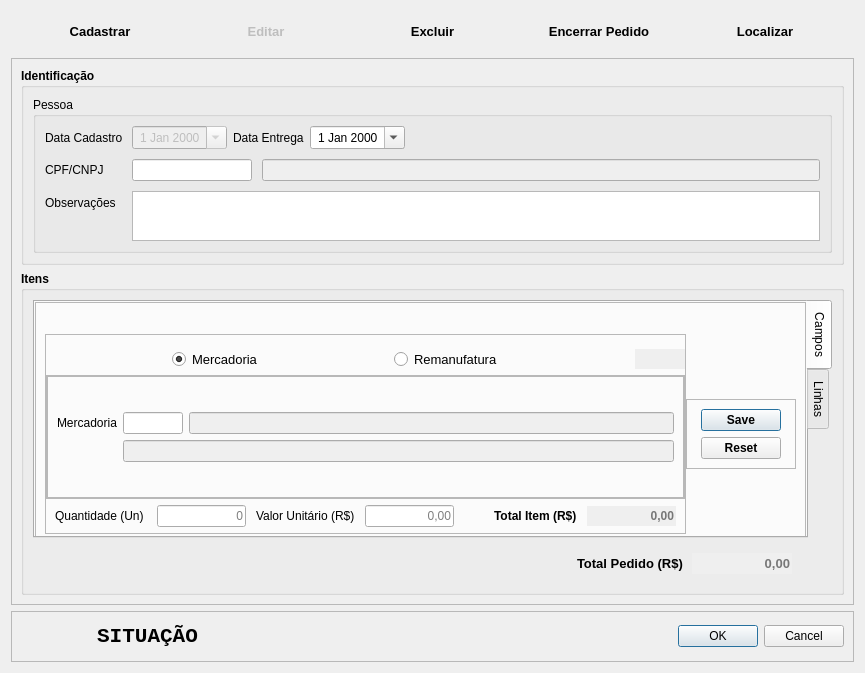
Before: the Qt Designer form Resources/UI/CadastroPedido.ui in Klubas/Projeto-SOAD, drawn with Qt 5.
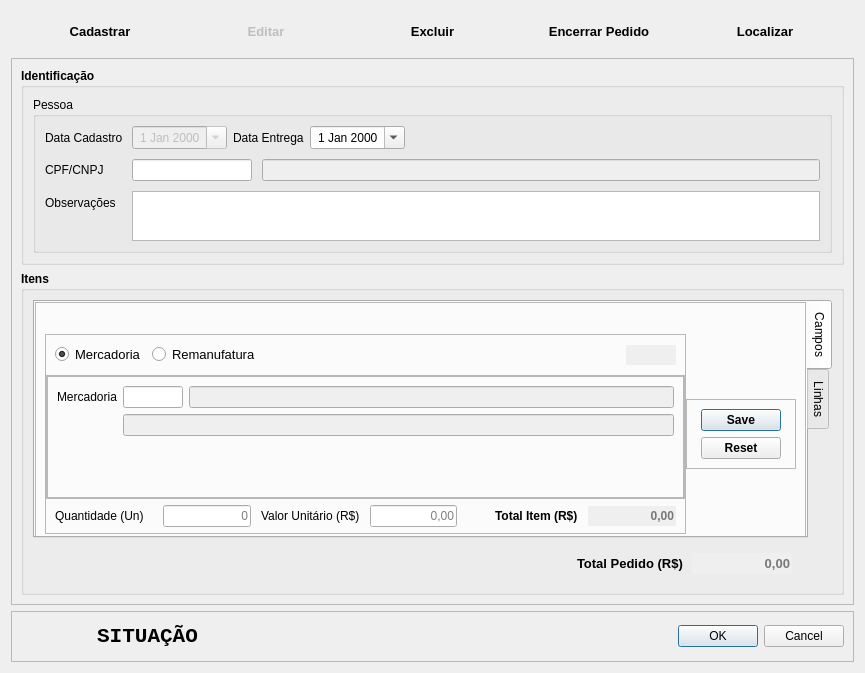
After: the same form once the commit is applied. The open tabs and pages were chosen to show the change.

Commit message: - Implementado filtro estoque - ajustes de banco de dados (cadastro de pedido, vw_pessoa)

Patch:
```diff
--- a/Resources/UI/CadastroPedido.ui
+++ b/Resources/UI/CadastroPedido.ui
@@ -573,7 +573,7 @@
            <item row="2" column="0">
             <widget class="QTabWidget" name="tabWidget">
              <property name="sizePolicy">
-              <sizepolicy hsizetype="Expanding" vsizetype="Expanding">
+              <sizepolicy hsizetype="Preferred" vsizetype="Fixed">
                <horstretch>0</horstretch>
                <verstretch>0</verstretch>
               </sizepolicy>
@@ -742,27 +742,17 @@
                          <number>6</number>
                         </property>
                         <property name="leftMargin">
+                         <number>9</number>
+                        </property>
+                        <property name="topMargin">
                          <number>0</number>
                         </property>
                         <property name="rightMargin">
-                         <number>0</number>
+                         <number>9</number>
                         </property>
                         <property name="bottomMargin">
                          <number>0</number>
                         </property>
-                        <item>
-                         <spacer name="horizontalSpacer_6">
-                          <property name="orientation">
-                           <enum>Qt::Horizontal</enum>
-                          </property>
-                          <property name="sizeHint" stdset="0">
-                           <size>
-                            <width>40</width>
-                            <height>20</height>
-                           </size>
-                          </property>
-                         </spacer>
-                        </item>
                         <item>
                          <widget class="QRadioButton" name="radioButton_mercadoria">
                           <property name="sizePolicy">
@@ -786,19 +776,6 @@
                           </property>
                          </widget>
                         </item>
-                        <item>
-                         <spacer name="horizontalSpacer_7">
-                          <property name="orientation">
-                           <enum>Qt::Horizontal</enum>
-                          </property>
-                          <property name="sizeHint" stdset="0">
-                           <size>
-                            <width>40</width>
-                            <height>20</height>
-                           </size>
-                          </property>
-                         </spacer>
-                        </item>
                         <item>
                          <widget class="QRadioButton" name="radioButton_remanufatura">
                           <property name="sizePolicy">
@@ -902,6 +879,12 @@
                         <number>1</number>
                        </property>
                        <widget class="QWidget" name="page_mercadoria">
+                        <property name="sizePolicy">
+                         <sizepolicy hsizetype="Preferred" vsizetype="Fixed">
+                          <horstretch>0</horstretch>
+                          <verstretch>0</verstretch>
+                         </sizepolicy>
+                        </property>
                         <property name="maximumSize">
                          <size>
                           <width>16777215</width>
@@ -934,10 +917,10 @@
                            </property>
                            <layout class="QFormLayout" name="formLayout_4">
                             <property name="labelAlignment">
-                             <set>Qt::AlignLeading|Qt::AlignLeft|Qt::AlignVCenter</set>
+                             <set>Qt::AlignLeading|Qt::AlignLeft|Qt::AlignTop</set>
                             </property>
                             <property name="formAlignment">
-                             <set>Qt::AlignCenter</set>
+                             <set>Qt::AlignHCenter|Qt::AlignTop</set>
                             </property>
                             <item row="0" column="0">
                              <widget class="QLabel" name="label_mercadoria">
@@ -1226,6 +1209,7 @@
                       </widget>
                      </item>
                      <item>
+                      <widget class="QFrame" name="qtd_frame">
                       <layout class="QFormLayout" name="formLayout_quantidades">
                        <property name="fieldGrowthPolicy">
                         <enum>QFormLayout::AllNonFixedFieldsGrow</enum>
@@ -1449,6 +1433,7 @@
                         </layout>
                        </item>
                       </layout>
+                      </widget>
                      </item>
                     </layout>
                    </widget>
```
Left out of the diff: 34 changed lines with no effect on the pictures. Lines whose indentation alone changed are shown as unchanged. The commit also changes 32 other files.
